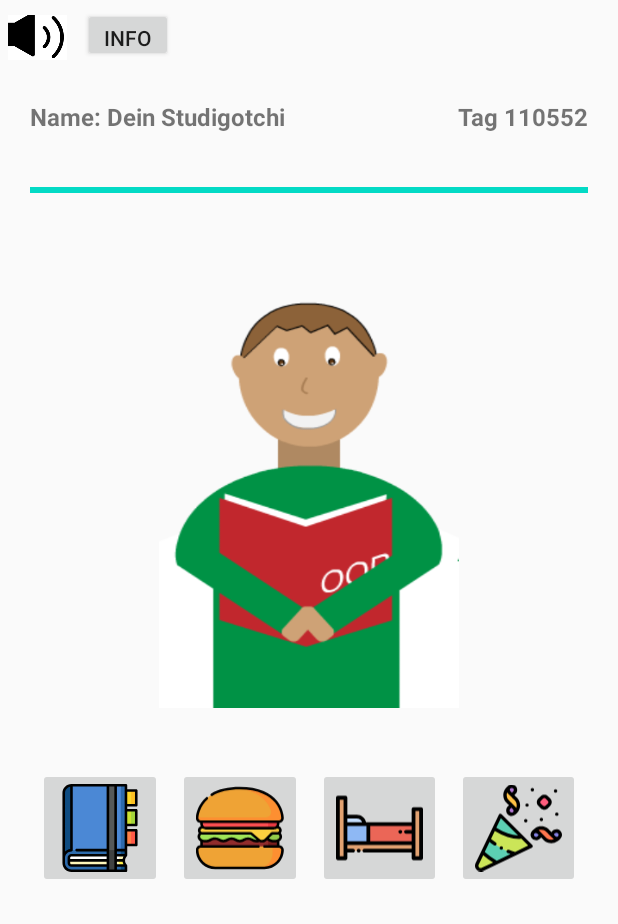
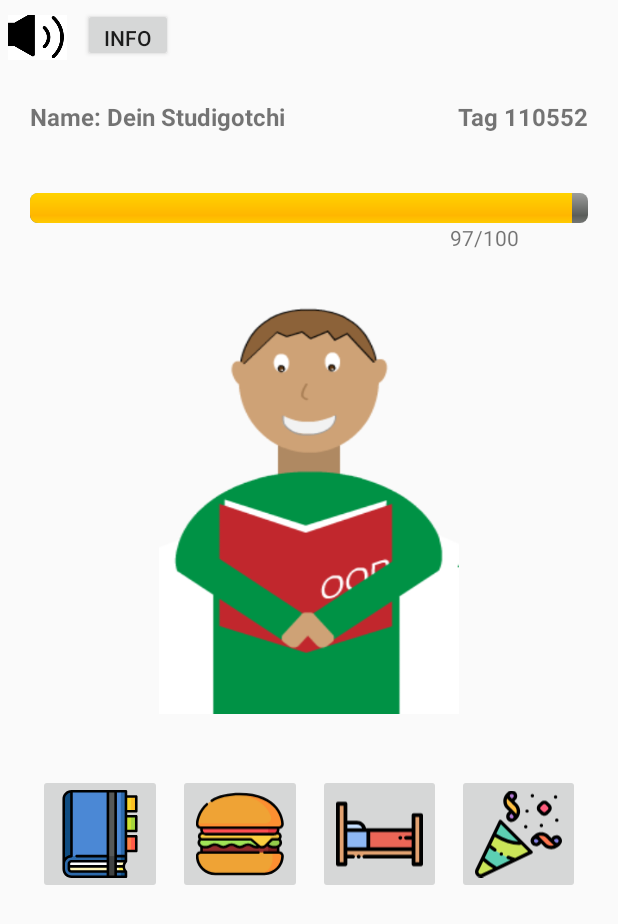
Before and after one commit to lnbs97/Studigotchi, an Android app: the MainActivity screen opened directly, with no data from a screen before it, after a tap on an icon or button, on a phone screen of 412 x 824 dp. Shown: the top 924 px of the screen. Run offline under Robolectric (Android 15) with nearby library versions, the phone set to English and light mode, and no system bars; 2 other taps on this screen came first.

Commit message:
startProg() berechnet die Progressbar setzt entsprechde Bilder / Animationen
Progressbar wird beim Start auf 100 Punkte gesetzt

Folgendes klappt nicht:
Wenn der Studi tot ist, kann keine neue "Runde" gestartet werden
Die Animation bei +80 Punkten funktioniert noch nicht

```diff
--- a/app/src/main/java/com/example/studigotchi/DeathActivity.java
+++ b/app/src/main/java/com/example/studigotchi/DeathActivity.java
@@ -32,7 +32,7 @@ public class DeathActivity extends AppCompatActivity {
             @Override
             public void onClick(View view) {
                 Context context = DeathActivity.this;
-                Class destinationActivity = firstRunActivity.class;
+                Class destinationActivity = MainActivity.class;
                 Intent intent = new Intent(context, destinationActivity);
                 startActivity(intent);
             }
--- a/app/src/main/java/com/example/studigotchi/MainActivity.java
+++ b/app/src/main/java/com/example/studigotchi/MainActivity.java
@@ -18,9 +18,9 @@ import android.widget.ImageView;
 import android.widget.ProgressBar;
 import android.widget.TextView;
 import android.widget.Toast;
+import android.animation.ObjectAnimator;
 
 import androidx.appcompat.app.AppCompatActivity;
-
 
 
 public class MainActivity extends AppCompatActivity {
@@ -29,10 +29,15 @@ public class MainActivity extends AppCompatActivity {
     private ImageButton mLearnButton;
     private Boolean musicIsPlaying;
     private static final String TAG = "MainActivity";
-    private ProgressBar mProgressbar;
     private Button musicButton;
     private Button infoButton;
-    private AnimationDrawable animation;
+    private AnimationDrawable animation_happy;
+    private ProgressBar pbHorizontal;
+    private TextView pbText;
+    int currentProgress;
+    long clickTime;
+    boolean stillLearning = false;
+    private Long quittime;
 
     @Override
     protected void onCreate(Bundle savedInstanceState) {
@@ -51,14 +56,17 @@ public class MainActivity extends AppCompatActivity {
         //notificationChannel aufrufen
         createNotificationChannel();
 
+
         mStudiImageView = findViewById(R.id.imageView_studi);
         mLearnButton = findViewById(R.id.button_learn);
-        mProgressbar = findViewById(R.id.pb_learning);
         musicButton = findViewById(R.id.button_music);
         infoButton = findViewById(R.id.button_info);
+        pbHorizontal = findViewById(R.id.pbHorizontal);
+        pbText = findViewById(R.id.pbText);
+
 
         mStudiImageView.setBackgroundResource(R.drawable.studianimation);
-        animation = (AnimationDrawable) mStudiImageView.getBackground();
+        animation_happy = (AnimationDrawable) mStudiImageView.getBackground();
 
         //wenn user auf info-button klickt
         // info activity oeffnen
@@ -90,6 +98,61 @@ public class MainActivity extends AppCompatActivity {
         });
     }
 
+
+    protected void startProg(){
+
+        SharedPreferences mySPR = getSharedPreferences("mySPRFILE", 0);
+        SharedPreferences.Editor editor = mySPR.edit();
+
+        currentProgress = mySPR.getInt("currentProgress", 100);
+        quittime = mySPR.getLong("quittime", 0);
+        stillLearning = mySPR.getBoolean("stillLearning",false);
+
+        long learnClickTime = mySPR.getLong("learnClickTime", 0);
+        long currTime = System.currentTimeMillis()/1000L;
+
+        /*Studigotchi ist am lernen, Background Image wird auf Lernen gesetzt*/
+        if (stillLearning == true && currTime <= learnClickTime){
+            mStudiImageView.setBackgroundResource(R.drawable.animation_learn);
+        }
+        //Wenn der Studi fertig gerlernt hat -> +30 Punkte und stillLearning auf false
+        if (stillLearning == true && currTime >= learnClickTime){
+            currentProgress += 30;
+            stillLearning = false;
+        }
+        //Wenn der Studi nicht mehr lernt, und nach "nach lernen Zeit" vorbei ist, Punktabzug
+        //Außerdem wird das Bild durch checkState geprüft und ggf. abgeändert
+        if (stillLearning == false && currTime > (learnClickTime +10L)){
+            long passedTime = System.currentTimeMillis();
+            passedTime = (passedTime - quittime)/1000;
+            //Todo: Sekunden abändern zu Stunden
+                currentProgress -= passedTime * 0.83;
+            mStudiImageView.setBackgroundResource(R.drawable.studianimation);
+
+
+            }
+        updateText();
+        editor.putInt("currentProgress",currentProgress).commit();
+
+        if (!stillLearning){
+            checkState(currentProgress);
+        }
+
+        editor.putBoolean("stillLearning", stillLearning).commit();
+
+        ObjectAnimator.ofInt(pbHorizontal, "progress", currentProgress)
+                .setDuration(2000)
+                .start();
+
+    }
+
+    protected void updateText(){
+        if (currentProgress > 100){
+            currentProgress = 100;
+        }
+        pbText.setText(currentProgress + "/" +  pbHorizontal.getMax());
+    }
+
     /*
     private void clearSharedPreferences() {
         this.getSharedPreferences("mySPRFILE", 0).edit().clear().commit();
@@ -106,6 +169,10 @@ public class MainActivity extends AppCompatActivity {
         //Shared Prefs Datei öffnen
         SharedPreferences mySPR = getSharedPreferences("mySPRFILE", 0);
         SharedPreferences.Editor editor = mySPR.edit();
+
+        currentProgress = mySPR.getInt("currentProgress", 100);
+        stillLearning = mySPR.getBoolean("stillLearning",false);
+        pbText.setText(currentProgress + "/" +  pbHorizontal.getMax());
 
         boolean firstRun = mySPR.getBoolean("firstRun", true);
         //Abfrage, ob App das erste mal aufgerufen wurde
@@ -127,13 +194,9 @@ public class MainActivity extends AppCompatActivity {
         TextView textview = findViewById(R.id.tv_studi_name);
         textview.setText(mySPR.getString("name", "Dein Studigotchi"));
 
-        //TODO Leben neu berechenen und abspeichern
-        editor.putInt("health", 100).commit(); //Um Tod etc. zu testen
-        int health = mySPR.getInt("health", 0);
-        //Update Progressbar
-        mProgressbar.setProgress(health);
-        //Prüfe Zustand des Studigotchis
-        checkState(health);
+        if(!firstRun)
+         startProg();
+
     }
 
     public void playBackgroundSound() {
@@ -151,10 +214,10 @@ public class MainActivity extends AppCompatActivity {
      * @param health Leben, dass der Studi beim öffnen hat
      */
     private void checkState(int health) {
-        if (health == 100) {
+        if (health > 80) {
             //Setze glückliches Bild, sound, ...
             //TODO prüfen ob Studi gerade lernt, nur wenn er nicht lernt wird Bild geändert
-            animation.start();
+            animation_happy.start();
             //mStudiImageView.setImageDrawable(ContextCompat.getDrawable(this, R.drawable.ic_studi_happy));
         } else if (health >= 50) {
             //Setze normales Bild und sounds
@@ -174,10 +237,17 @@ public class MainActivity extends AppCompatActivity {
                 // Deathscreen
                 // Neustart
                 //TODO Sound einfuegen?
+                SharedPreferences mySPR = getSharedPreferences("mySPRFILE", 0);
+                SharedPreferences.Editor editor = mySPR.edit();
+                editor.putBoolean("stillLearning", false).commit();
+                editor.putInt("studientage",0).commit();
+                editor.putInt("currentProgress",100).commit();
+                editor.putBoolean("firstRun",true).commit();
                 Context context = MainActivity.this;
                 Class destinationActivity = DeathActivity.class;
                 Intent intent = new Intent(context, destinationActivity);
                 startActivity(intent);
+
             }
         }
     }
@@ -216,9 +286,17 @@ public class MainActivity extends AppCompatActivity {
     private void learn() {
         // Bild ändern auf Lernen Bild
         mStudiImageView.setBackgroundResource(R.drawable.animation_learn);
-        animation = (AnimationDrawable) mStudiImageView.getBackground();
-        animation.start();
+        animation_happy = (AnimationDrawable) mStudiImageView.getBackground();
+        animation_happy.start();
         startAlarm();
+
+        SharedPreferences mySPR = getSharedPreferences("mySPRFILE", 0);
+        SharedPreferences.Editor editor = mySPR.edit();
+        clickTime = System.currentTimeMillis()/1000L;
+        long learnClickTime = clickTime + 10L ;
+        editor.putLong("learnClickTime", learnClickTime).commit();
+        stillLearning = true;
+        editor.putBoolean("stillLearning", stillLearning).commit();
     }
 
     /**
@@ -280,6 +358,12 @@ public class MainActivity extends AppCompatActivity {
     protected void onPause() {
         super.onPause();
         setQuitTime();
+
+        SharedPreferences mySPR = getSharedPreferences("mySPRFILE", 0);
+        SharedPreferences.Editor editor = mySPR.edit();
+
+        editor.putInt("currentProgress", currentProgress).commit();
+
     }
 
     /**
--- a/app/src/main/java/com/example/studigotchi/SplashScreen.java
+++ b/app/src/main/java/com/example/studigotchi/SplashScreen.java
@@ -16,7 +16,7 @@ public class SplashScreen extends AppCompatActivity {
         EasySplashScreen config = new EasySplashScreen(SplashScreen.this)
                 .withFullScreen()
                 .withTargetActivity(MainActivity.class)
-                .withSplashTimeOut(2500)
+                .withSplashTimeOut(50)
                 .withBackgroundColor(Color.parseColor("#1a1b29"))
                 .withHeaderText("\nStudigotchi")
                 .withFooterText("Viel Spaß beim Spielen\n")
--- a/app/src/main/java/com/example/studigotchi/firstRunActivity.java
+++ b/app/src/main/java/com/example/studigotchi/firstRunActivity.java
@@ -49,12 +49,15 @@ public class firstRunActivity extends AppCompatActivity {
         SharedPreferences.Editor editor = mySPR.edit();
         editor.putString("name", name).commit();
 
+        /*
         //Restliche Werte auf Startwert setzen
         editor.putInt("health", 100);
         editor.putInt("studientage", 0);
         // Zeit des erstens Starts
         long firstRunTime = System.currentTimeMillis();
         editor.putLong("firstRunTime", firstRunTime).commit();
+
+         */
 
         //zurueck zur MainActivity
         Intent intent = new Intent(this, MainActivity.class);
--- a/app/src/main/res/layout/activity_main.xml
+++ b/app/src/main/res/layout/activity_main.xml
@@ -14,6 +14,8 @@
 
         android:layout_marginBottom="5dp"
         android:orientation="horizontal">
+
+
 
         <Button
             android:id="@+id/button_music"
@@ -68,15 +70,22 @@
 
         </LinearLayout>
 
-        <ProgressBar
-            android:id="@+id/pb_learning"
-            style="@style/Widget.AppCompat.ProgressBar.Horizontal"
-            android:layout_width="match_parent"
-            android:layout_height="36dp"
-            android:layout_marginLeft="20dp"
-            android:layout_marginRight="20dp"
-            android:layout_marginBottom="20dp"
-            android:progress="70" />
+
+    <ProgressBar
+        android:id="@+id/pbHorizontal"
+        style="@android:style/Widget.ProgressBar.Horizontal"
+        android:layout_width="fill_parent"
+        android:layout_height="wrap_content"
+        android:layout_margin="20dp"
+        android:max="100"
+        android:progress="50" />
+
+    <TextView
+        android:id="@+id/pbText"
+        android:layout_width="80dp"
+        android:layout_height="20dp"
+        android:layout_marginLeft="300dp"
+        android:layout_marginTop="-20dp" />
 
         <ImageView
             android:id="@+id/imageView_studi"
--- a/build.gradle
+++ b/build.gradle
@@ -8,7 +8,7 @@ buildscript {
 
     }
     dependencies {
-        classpath 'com.android.tools.build:gradle:3.6.3'
+        classpath 'com.android.tools.build:gradle:4.1.0-beta01'
 
 
         // NOTE: Do not place your application dependencies here; they belong
```
Also changed, not shown: app/src/main/res/drawable-v24/ic_launcher_foreground.xml (deleted, +0 -30 lines), gradle/wrapper/gradle-wrapper.properties.
